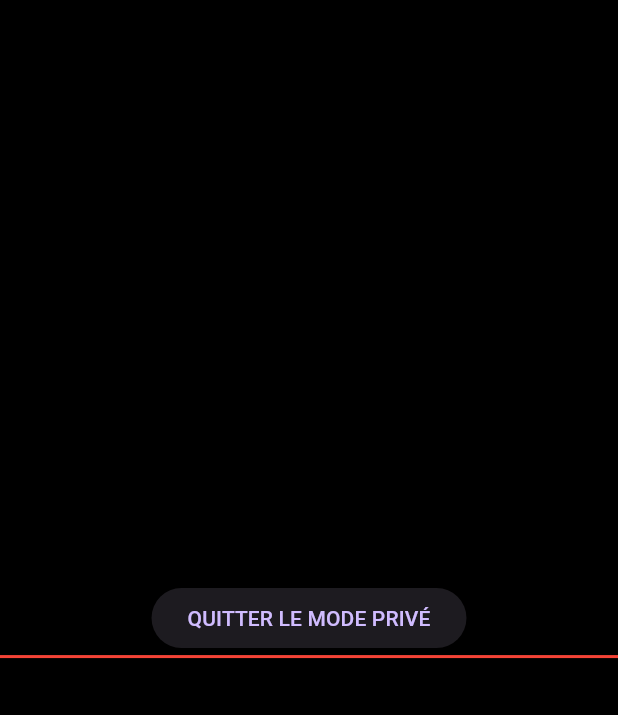
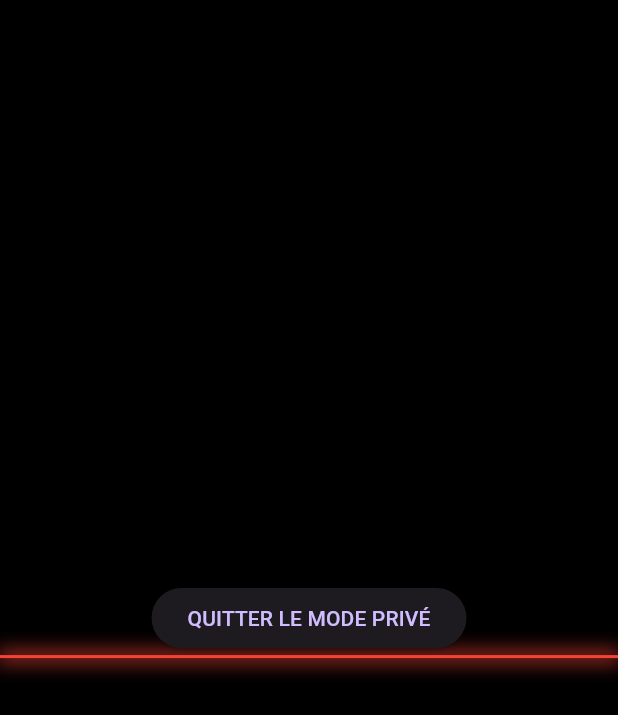
Before and after one commit to mrlxniia-tech/ShadowLink, a Flutter app: the screen it shows once a user with an empty profile is signed in, after a tap on the "lock" icon, on a phone screen of 412 x 824 dp. Shown: the top 715 px of the screen. Run offline on Flutter 3.47's test engine with Material 3 defaults, Android fonts, the phone set to English and light mode, and no system bars; our stand-ins replace cloud_firestore, firebase_auth, firebase_core; accounts and stored records are empty.

Commit message:
Update main.dart

```diff
--- a/lib/main.dart
+++ b/lib/main.dart
@@ -40,12 +40,10 @@ class _LoginScreenState extends State<LoginScreen> {
 
   Future<void> _auth() async {
     try {
-      // On essaie d'abord de connecter
       await FirebaseAuth.instance.signInWithEmailAndPassword(
         email: _email.text.trim(), password: _pass.text.trim());
     } catch (e) {
       try {
-        // Si ça échoue, on essaie de créer le compte
         await FirebaseAuth.instance.createUserWithEmailAndPassword(
           email: _email.text.trim(), password: _pass.text.trim());
       } catch (err) {
@@ -117,7 +115,13 @@ class _MainHubState extends State<MainHub> with SingleTickerProviderStateMixin {
               builder: (context, _) => Positioned(
                 top: _ctrl.value * MediaQuery.of(context).size.height,
                 left: 0, right: 0,
-                child: Container(height: 2, color: Colors.red, boxShadow: [BoxShadow(color: Colors.red, blurRadius: 10)]),
+                child: Container(
+                  height: 2,
+                  decoration: BoxDecoration(
+                    color: Colors.red,
+                    boxShadow: [BoxShadow(color: Colors.red, blurRadius: 10, spreadRadius: 2)],
+                  ),
+                ),
               ),
             ),
             Center(child: ElevatedButton(onPressed: () => setState(() => _isPrivate = false), child: const Text("QUITTER LE MODE PRIVÉ"))),
```
